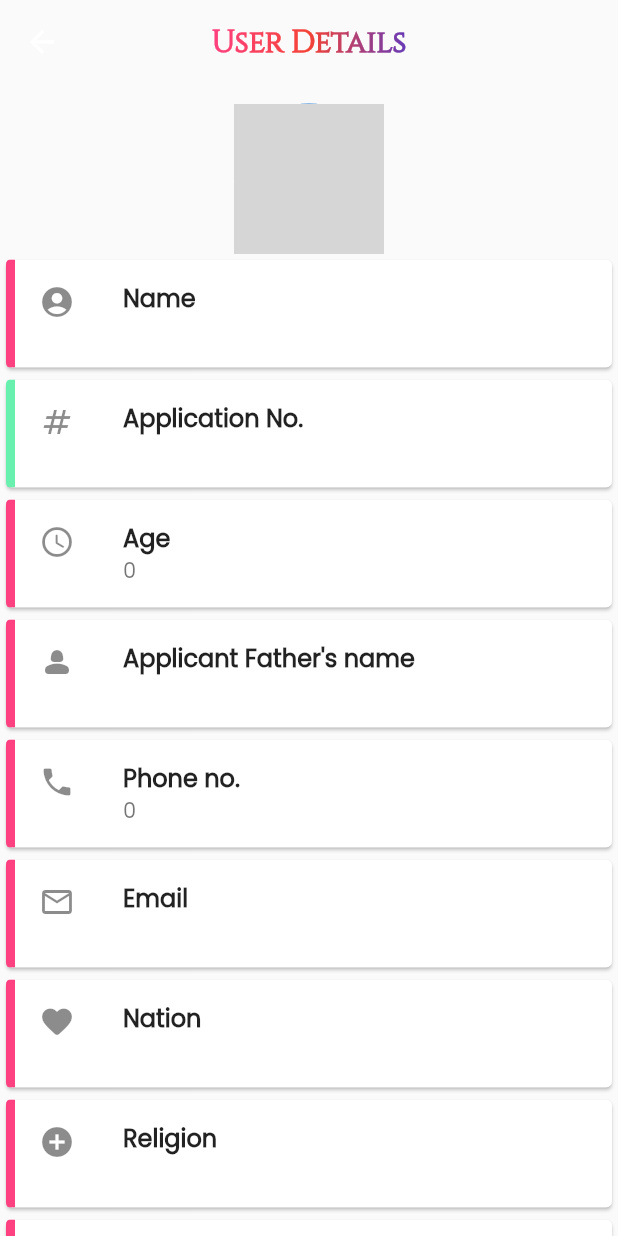
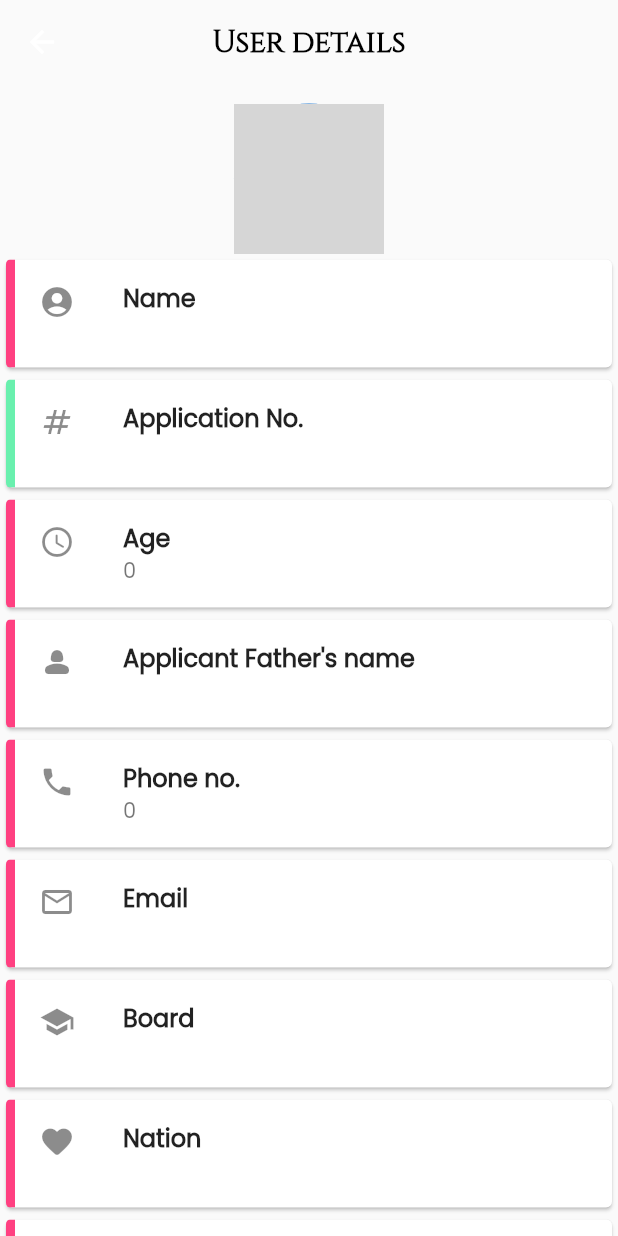
Before and after one commit to Nivas001/Centac, a Flutter app: the User1 screen opened directly, on a phone screen of 412 x 824 dp. Run offline on Flutter 3.47's test engine with Material 2 defaults, Android fonts, the phone set to English and light mode, and no system bars; drawn by our look-alikes of simple_gradient_text; our stand-ins replace cloud_firestore, firebase_auth, firebase_core, firebase_database, firebase_messaging, google_nav_bar; missing offline and left inert: blurry_modal_progress_hud; accounts and stored records are empty; network calls fail; grey boxes are pictures that could not be loaded.

```diff
--- a/lib/Neet Login/Pages/User.dart
+++ b/lib/Neet Login/Pages/User.dart
@@ -92,27 +92,27 @@ class _User1State extends State<User1> {
   Widget build(BuildContext context) {
     return Scaffold(
       appBar: AppBar(
-        // title: Text(
-        //   'User details',
+        title: Text(
+          'User details',
+          style: TextStyle(
+              color: Colors.black,
+              fontFamily: 'Cinzel',
+              fontWeight: FontWeight.bold,
+
+          ),
+        ),
+        // title: GradientText(
+        //   'User Details',
         //   style: TextStyle(
-        //       color: Colors.black,
-        //       fontFamily: 'Cinzel',
-        //       fontWeight: FontWeight.bold,
-        //
+        //     fontFamily: 'Cinzel',
+        //     fontWeight: FontWeight.bold,
         //   ),
+        //   colors: [
+        //     Colors.pinkAccent,
+        //     Colors.red,
+        //     Colors.deepPurple,
+        //   ],
         // ),
-        title: GradientText(
-          'User Details',
-          style: TextStyle(
-            fontFamily: 'Cinzel',
-            fontWeight: FontWeight.bold,
-          ),
-          colors: [
-            Colors.pinkAccent,
-            Colors.red,
-            Colors.deepPurple,
-          ],
-        ),
         centerTitle: true,
         backgroundColor: Colors.transparent,
         elevation: 0.0,
@@ -260,6 +260,24 @@ class _User1State extends State<User1> {
                       decoration: BoxDecoration(
                         border: Border(
                             left:
+                            BorderSide(color: Colors.pinkAccent, width: 6)),
+                      ),
+                      child: ListTile(
+                        leading: Icon(Icons.school),
+                        title: Text('Board', style: BoldPoppins()),
+                        subtitle: Text('$board', style: RegularPoppins()),
+                      ),
+                    ),
+                    clipper: ClipperCircleBorder(),
+                  ),
+                ),
+                Card(
+                  child: ClipPath(
+                    child: Container(
+                      padding: EdgeInsets.all(0),
+                      decoration: BoxDecoration(
+                        border: Border(
+                            left:
                                 BorderSide(color: Colors.pinkAccent, width: 6)),
                       ),
                       child: ListTile(
```
